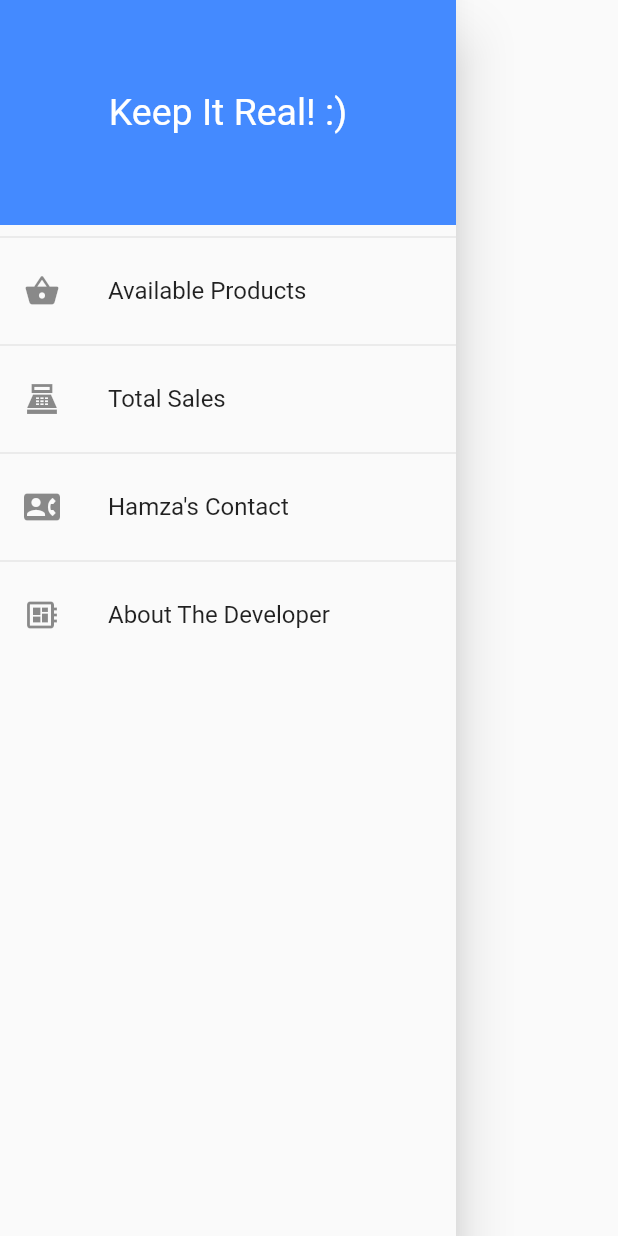
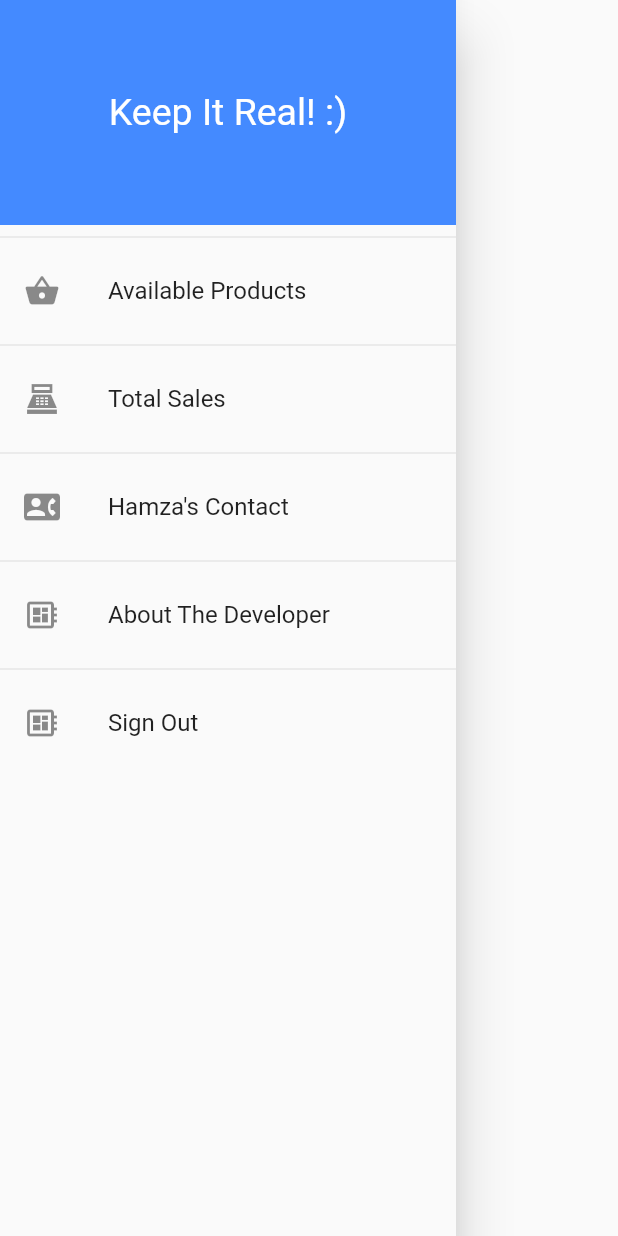
Before and after one commit to fahadbhutta246/momin_app, a Flutter app: the MainDrawer widget shown alone on an empty page, opened directly, on a phone screen of 412 x 824 dp. Run offline on Flutter 3.47's test engine with Material 2 defaults, Android fonts, the light colour scheme and no system bars; our stand-ins replace cloud_firestore, firebase_auth, firebase_core, permission_handler; missing offline and left inert: flutter_barcode_scanner, qr_code_scanner; accounts and stored records are empty; network calls fail; Roboto replaces fonts that are missing (Alice, Fredrik, Fredrika).

```diff
--- a/lib/main.dart
+++ b/lib/main.dart
@@ -51,14 +51,15 @@ class MyApp extends StatelessWidget {
           fontFamily: 'Alice',
           colorScheme: ColorScheme.fromSwatch()
               .copyWith(secondary: Colors.orangeAccent)),
-      home: AuthPage(
+      // home: const AuthPage(),
+      initialRoute: '/',
       routes: {
+        '/': (ctx) => const AuthPage(),
         '/release': (ctx) => const Card(),
         '/mine': (ctx) => const MyInfoScreen(),
         '/add': (ctx) => const AddForm(),
         '/main': (ctx) => const TabScreen(),
       },
-      ),
     );
   }
 }
--- a/lib/modals/products.dart
+++ b/lib/modals/products.dart
@@ -5,7 +5,7 @@ class Products{
   final String name;
   final double price;
   double quantity;
-  final DateTime expireDate;
+  final DateTime? expireDate;
   final String qr;
   final String description;
 
--- a/lib/screens/tab_screen.dart
+++ b/lib/screens/tab_screen.dart
@@ -39,7 +39,7 @@ class _TabScreenState extends State<TabScreen> {
               ),
               Tab(
                   icon: Icon(Icons.food_bank),
-                  text: 'Eatables'
+                  text: 'Users'
               ),
               Tab(
                   icon: Icon(Icons.format_quote),
--- a/lib/widgets/main_drawer.dart
+++ b/lib/widgets/main_drawer.dart
@@ -1,6 +1,12 @@
 import 'package:flutter/material.dart';
 
+import '../screens/auth.dart';
+
 class MainDrawer extends StatelessWidget {
+  MainDrawer({super.key});
+
+  var authHandler = Auth();
+
   @override
   Widget build(BuildContext context) {
     return Drawer(
@@ -10,47 +16,64 @@ class MainDrawer extends StatelessWidget {
             color: Colors.blueAccent,
             height: 150,
             width: double.infinity,
-            padding: EdgeInsets.all(10),
+            padding: const EdgeInsets.all(10),
             alignment: Alignment.center,
-            child: Text(
-                'Keep It Real! :)',
+            child: const Text(
+              'Keep It Real! :)',
               style: TextStyle(
-                fontFamily: 'Fredrika',
+                fontFamily: 'Fredrik',
                 fontSize: 25,
                 color: Colors.white,
               ),
             ),
           ),
-          Divider(),
+          const Divider(),
           ListTile(
-            leading: Icon(Icons.shopping_basket),
-            title: Text('Available Products'),
-            onTap: (){
+            leading: const Icon(Icons.shopping_basket),
+            title: const Text('Available Products'),
+            onTap: () {
               Navigator.of(context).pushNamed('/main');
             },
           ),
-          Divider(),
+          const Divider(),
           ListTile(
-            leading: Icon(Icons.point_of_sale_sharp),
-            title: Text('Total Sales'),
-            onTap: (){
+            leading: const Icon(Icons.point_of_sale_sharp),
+            title: const Text('Total Sales'),
+            onTap: () {
               Navigator.of(context).pushNamed('/sale');
             },
           ),
-          Divider(),
+          const Divider(),
           ListTile(
-            leading: Icon(Icons.contact_phone),
-            title: Text('Hamza\'s Contact'),
-            onTap: (){
+            leading: const Icon(Icons.contact_phone),
+            title: const Text('Hamza\'s Contact'),
+            onTap: () {
               Navigator.of(context).pushNamed('/contact');
             },
           ),
-          Divider(),
+          const Divider(),
           ListTile(
-            leading: Icon(Icons.developer_board),
-            title: Text('About The Developer'),
-            onTap: (){
+            leading: const Icon(Icons.developer_board),
+            title: const Text('About The Developer'),
+            onTap: () {
               Navigator.of(context).pushNamed('/mine');
+            },
+          ),
+          const Divider(),
+          ListTile(
+            leading: const Icon(Icons.developer_board),
+            title: const Text('Sign Out'),
+            onTap: () async {
+              String result = await authHandler.signOut();
+              if (result == "true") {
+                Navigator.of(context)
+                    .pushNamedAndRemoveUntil('/', (_) => false);
+              } else {
+                final snackBar = SnackBar(
+                  content: Text(result),
+                );
+                ScaffoldMessenger.of(context).showSnackBar(snackBar);
+              }
             },
           )
         ],
--- a/lib/widgets/my_qr_scanner.dart
+++ b/lib/widgets/my_qr_scanner.dart
@@ -15,7 +15,6 @@ class _QrClassState extends State<QrClass> {
 
 
 
-  // TODO QR
   Barcode? result;
   QRViewController? controller;
   final GlobalKey qrKey = GlobalKey(debugLabel: 'QR');
--- a/lib/widgets/store_item.dart
+++ b/lib/widgets/store_item.dart
@@ -77,7 +77,7 @@ class StoreItem extends StatelessWidget {
             ),
           ),
         ),
-        Container(
+        SizedBox(
           width: double.infinity,
           child: InkWell(
             onTap: (){
--- a/pubspec.yaml
+++ b/pubspec.yaml
@@ -86,7 +86,7 @@ flutter:
   # list giving the asset and other descriptors for the font. For
   # example:
   # fonts:
-  #   - family: Schyler
+  #   - family: Schuyler
   #     fonts:
   #       - asset: fonts/Schyler-Regular.ttf
   #       - asset: fonts/Schyler-Italic.ttf
```
Also changed, not shown: lib/gfdsg.dart (deleted, +0 -82 lines), lib/screens/auth.dart (+16 -3 lines), lib/screens/auth_page.dart (+29 -18 lines), lib/widgets/add_form.dart (+75 -40 lines). Lines whose indentation alone changed are shown as unchanged.
